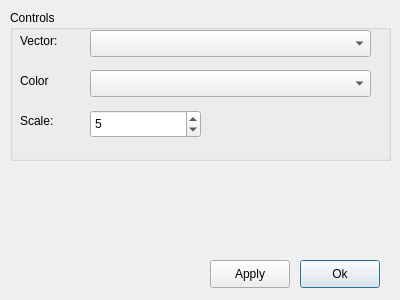
Above: ElmerGUI/vtkpost/vector.ui from tehnick/elmerfem before the change. Below: the same form after it.
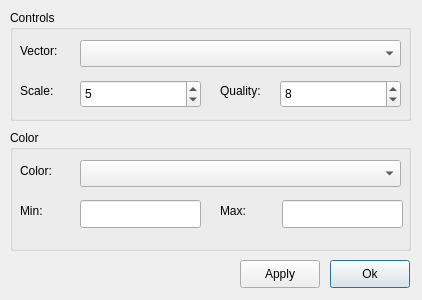
That is the form after the change. Icons and pictures are not drawn.

Commit message: ElmerGUI: Added display quality control for vector fields in vtk widget

The edit to the form file:
```diff
--- a/ElmerGUI/vtkpost/vector.ui
+++ b/ElmerGUI/vtkpost/vector.ui
@@ -5,7 +5,7 @@
    <rect>
     <x>0</x>
     <y>0</y>
-    <width>400</width>
+    <width>422</width>
     <height>300</height>
    </rect>
   </property>
@@ -18,7 +18,7 @@
   <widget class="QPushButton" name="okButton" >
    <property name="geometry" >
     <rect>
-     <x>300</x>
+     <x>330</x>
      <y>260</y>
      <width>80</width>
      <height>28</height>
@@ -34,7 +34,7 @@
   <widget class="QPushButton" name="applyButton" >
    <property name="geometry" >
     <rect>
-     <x>210</x>
+     <x>240</x>
      <y>260</y>
      <width>80</width>
      <height>28</height>
@@ -49,8 +49,8 @@
     <rect>
      <x>10</x>
      <y>10</y>
-     <width>381</width>
-     <height>151</height>
+     <width>401</width>
+     <height>111</height>
     </rect>
    </property>
    <property name="title" >
@@ -59,9 +59,9 @@
    <widget class="QComboBox" name="vectorCombo" >
     <property name="geometry" >
      <rect>
-      <x>80</x>
-      <y>20</y>
-      <width>281</width>
+      <x>70</x>
+      <y>30</y>
+      <width>321</width>
       <height>27</height>
      </rect>
     </property>
@@ -70,7 +70,7 @@
     <property name="geometry" >
      <rect>
       <x>10</x>
-      <y>20</y>
+      <y>30</y>
       <width>54</width>
       <height>21</height>
      </rect>
@@ -79,35 +79,12 @@
      <string>Vector:</string>
     </property>
    </widget>
-   <widget class="QComboBox" name="colorCombo" >
-    <property name="geometry" >
-     <rect>
-      <x>80</x>
-      <y>60</y>
-      <width>281</width>
-      <height>27</height>
-     </rect>
-    </property>
-   </widget>
-   <widget class="QLabel" name="lengthLabel" >
-    <property name="geometry" >
-     <rect>
-      <x>10</x>
-      <y>60</y>
-      <width>54</width>
-      <height>21</height>
-     </rect>
-    </property>
-    <property name="text" >
-     <string>Color</string>
-    </property>
-   </widget>
    <widget class="QSpinBox" name="scaleSpin" >
     <property name="geometry" >
      <rect>
-      <x>80</x>
-      <y>100</y>
-      <width>111</width>
+      <x>70</x>
+      <y>70</y>
+      <width>121</width>
       <height>28</height>
      </rect>
     </property>
@@ -125,13 +102,124 @@
     <property name="geometry" >
      <rect>
       <x>10</x>
-      <y>100</y>
-      <width>54</width>
+      <y>70</y>
+      <width>41</width>
       <height>21</height>
      </rect>
     </property>
     <property name="text" >
      <string>Scale:</string>
+    </property>
+   </widget>
+   <widget class="QSpinBox" name="qualitySpin" >
+    <property name="geometry" >
+     <rect>
+      <x>270</x>
+      <y>70</y>
+      <width>121</width>
+      <height>28</height>
+     </rect>
+    </property>
+    <property name="minimum" >
+     <number>2</number>
+    </property>
+    <property name="value" >
+     <number>8</number>
+    </property>
+   </widget>
+   <widget class="QLabel" name="qualityLabel" >
+    <property name="geometry" >
+     <rect>
+      <x>210</x>
+      <y>70</y>
+      <width>54</width>
+      <height>21</height>
+     </rect>
+    </property>
+    <property name="text" >
+     <string>Quality:</string>
+    </property>
+   </widget>
+  </widget>
+  <widget class="QGroupBox" name="colorGroup" >
+   <property name="geometry" >
+    <rect>
+     <x>10</x>
+     <y>130</y>
+     <width>401</width>
+     <height>121</height>
+    </rect>
+   </property>
+   <property name="title" >
+    <string>Color</string>
+   </property>
+   <widget class="QComboBox" name="colorCombo" >
+    <property name="geometry" >
+     <rect>
+      <x>70</x>
+      <y>30</y>
+      <width>321</width>
+      <height>27</height>
+     </rect>
+    </property>
+   </widget>
+   <widget class="QLabel" name="lengthLabel" >
+    <property name="geometry" >
+     <rect>
+      <x>10</x>
+      <y>30</y>
+      <width>54</width>
+      <height>21</height>
+     </rect>
+    </property>
+    <property name="text" >
+     <string>Color:</string>
+    </property>
+   </widget>
+   <widget class="QLineEdit" name="minVal" >
+    <property name="geometry" >
+     <rect>
+      <x>70</x>
+      <y>70</y>
+      <width>121</width>
+      <height>28</height>
+     </rect>
+    </property>
+   </widget>
+   <widget class="QLineEdit" name="maxVal" >
+    <property name="geometry" >
+     <rect>
+      <x>272</x>
+      <y>70</y>
+      <width>121</width>
+      <height>28</height>
+     </rect>
+    </property>
+   </widget>
+   <widget class="QLabel" name="minLabel" >
+    <property name="geometry" >
+     <rect>
+      <x>10</x>
+      <y>70</y>
+      <width>41</width>
+      <height>21</height>
+     </rect>
+    </property>
+    <property name="text" >
+     <string>Min:</string>
+    </property>
+   </widget>
+   <widget class="QLabel" name="maxLabel" >
+    <property name="geometry" >
+     <rect>
+      <x>210</x>
+      <y>70</y>
+      <width>41</width>
+      <height>21</height>
+     </rect>
+    </property>
+    <property name="text" >
+     <string>Max:</string>
     </property>
    </widget>
   </widget>
```
The commit also changes 3 other files.
